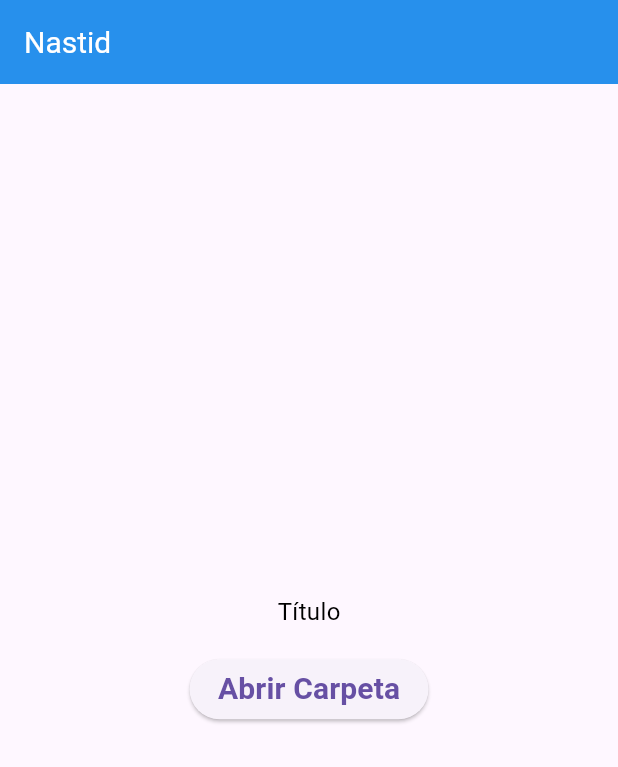
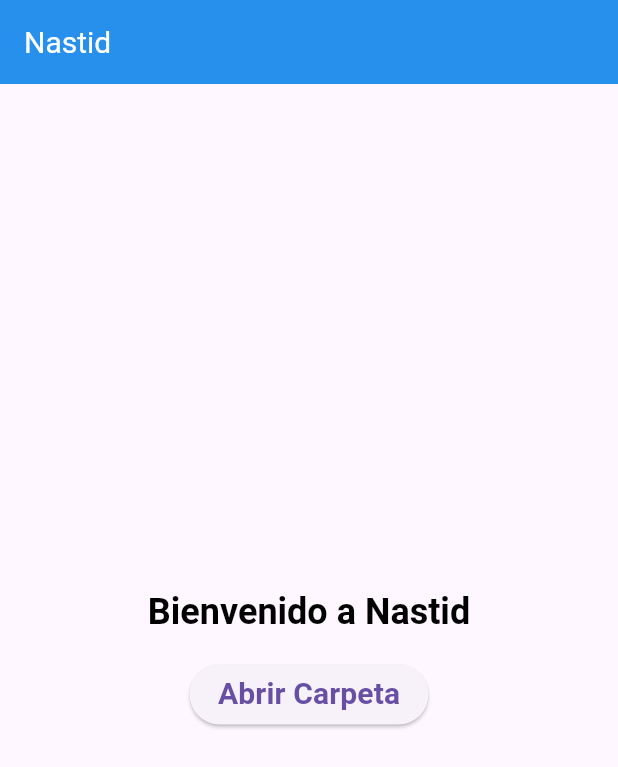
Before and after one commit to Fabian-Castro-C/Nastid, a Flutter app: the screen it shows after launch, on a phone screen of 412 x 824 dp. Shown: the top 767 px of the screen. Run offline on Flutter 3.47's test engine with Material 3 defaults, Android fonts, the light colour scheme and no system bars.

Commit message:
Se configura el tema

```diff
--- a/lib/presentation/screens/home/body.dart
+++ b/lib/presentation/screens/home/body.dart
@@ -6,15 +6,16 @@ class HomeBody extends StatelessWidget {
 
   @override
   Widget build(BuildContext context) {
-    return const Center( // Envuelve la Column con un widget Center
+    return Center( // Envuelve la Column con un widget Center
       child: Column(
         mainAxisAlignment: MainAxisAlignment.center,
         children: [
           Text(
-            'Título',
+            'Bienvenido a Nastid',
+            style: Theme.of(context).textTheme.headlineLarge,
           ),
-          SizedBox(height: 16),
-          ImportFolderButton(),
+          const SizedBox(height: 16),
+          const ImportFolderButton(),
         ],
       ),
     );
--- a/lib/presentation/theme/light_theme/light_theme.dart
+++ b/lib/presentation/theme/light_theme/light_theme.dart
@@ -22,4 +22,7 @@ final ThemeData lightTheme = ThemeData(
   // Define TextTheme
   textTheme: lightTextTheme,
 
+  // Define FontFamily
+  fontFamily: 'Roboto',
+
 );
```
